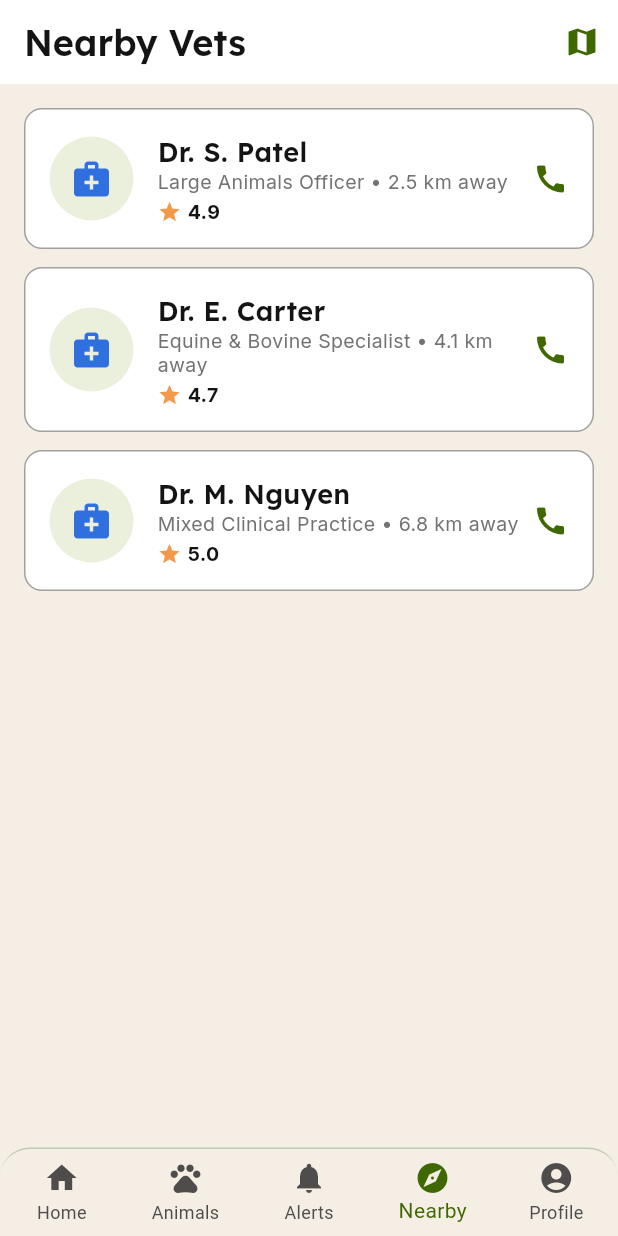
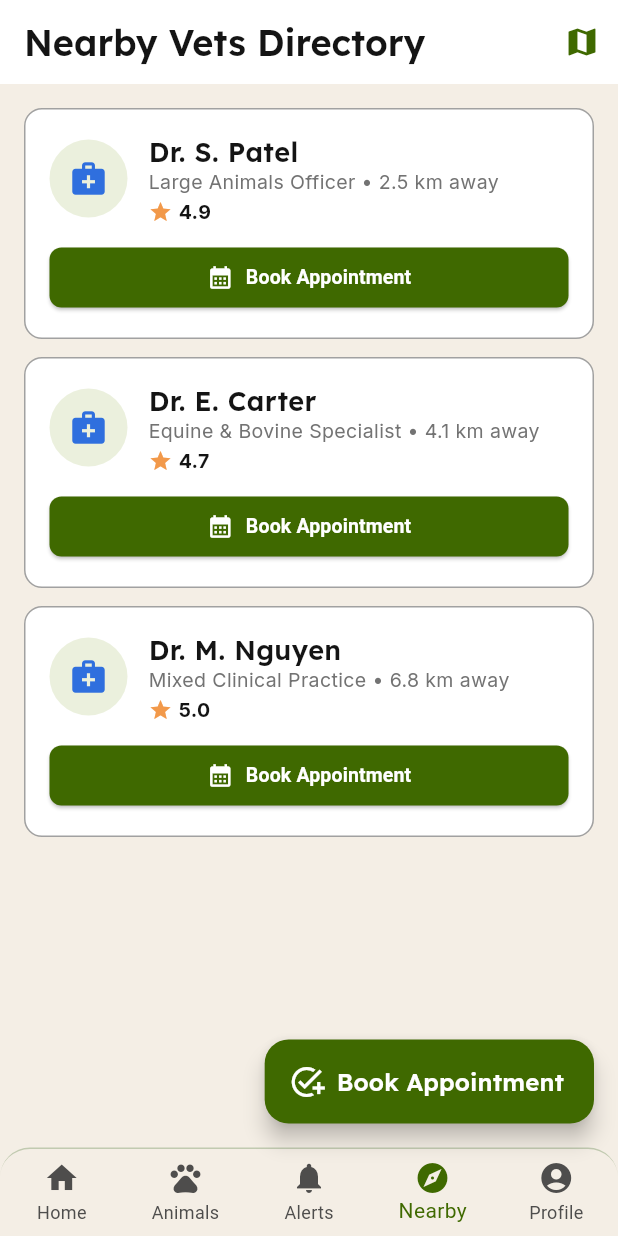
Before and after one commit to omrajput14/vetra, a Flutter app: the NearbyVetsPage screen opened by its route, on a phone screen of 412 x 824 dp. Run offline on Flutter 3.47's test engine with Material 3 defaults, Android fonts, the light colour scheme and no system bars; our stand-ins replace dio, flutter_riverpod, flutter_secure_storage, go_router, google_fonts; accounts and stored records are empty; network calls fail.

Commit message:
feat(farmer): wire appointment booking entry points across Nearby Vets, Farmer Dashboard, and VetCard

```diff
--- a/lib/core/design_system/cards/vet_card.dart
+++ b/lib/core/design_system/cards/vet_card.dart
@@ -8,6 +8,8 @@ class VetCard extends StatelessWidget {
   final String designation;
   final String distance;
   final double rating;
+  final VoidCallback? onBookTap;
+  final VoidCallback? onTap;
 
   const VetCard({
     super.key,
@@ -15,25 +17,31 @@ class VetCard extends StatelessWidget {
     required this.designation,
     required this.distance,
     required this.rating,
+    this.onBookTap,
+    this.onTap,
   });
 
   @override
   Widget build(BuildContext context) {
-    return Container(
+    return GestureDetector(
+      onTap: onTap ?? onBookTap,
+      child: Container(
         padding: const EdgeInsets.all(16),
         decoration: BoxDecoration(
           color: AppColors.surfaceCard,
           borderRadius: BorderRadius.circular(AppSpacing.radiusMd),
           border: Border.all(color: AppColors.borderHairline),
         ),
-      child: Row(
+        child: Column(
+          children: [
+            Row(
               children: [
                 const CircleAvatar(
-            radius: 28,
+                  radius: 26,
                   backgroundColor: AppColors.surfaceContainer,
-            child: Icon(Icons.medical_services, color: AppColors.vetAccent, size: 28),
+                  child: Icon(Icons.medical_services, color: AppColors.vetAccent, size: 26),
                 ),
-          const SizedBox(width: 16),
+                const SizedBox(width: 14),
                 Expanded(
                   child: Column(
                     crossAxisAlignment: CrossAxisAlignment.start,
@@ -51,8 +59,28 @@ class VetCard extends StatelessWidget {
                     ],
                   ),
                 ),
-          const Icon(Icons.call, color: AppColors.primary),
               ],
+            ),
+            const SizedBox(height: 12),
+            Row(
+              children: [
+                Expanded(
+                  child: ElevatedButton.icon(
+                    style: ElevatedButton.styleFrom(
+                      backgroundColor: AppColors.primary,
+                      foregroundColor: Colors.white,
+                      padding: const EdgeInsets.symmetric(vertical: 10),
+                      shape: RoundedRectangleBorder(borderRadius: BorderRadius.circular(8)),
+                    ),
+                    icon: const Icon(Icons.calendar_month, size: 18),
+                    label: const Text('Book Appointment', style: TextStyle(fontWeight: FontWeight.bold, fontSize: 13)),
+                    onPressed: onBookTap ?? onTap,
+                  ),
+                ),
+              ],
+            ),
+          ],
+        ),
       ),
     );
   }
--- a/lib/core/router/app_router.dart
+++ b/lib/core/router/app_router.dart
@@ -383,7 +383,7 @@ class AppRouter {
       ),
       GoRoute(
         path: '/appointment-booking',
-        builder: (context, state) => const AppointmentBookingPage(),
+        builder: (context, state) => AppointmentBookingPage(extraData: state.extra),
       ),
       GoRoute(
         path: '/appointment-details',
--- a/lib/features/farmer/presentation/pages/nearby_vets_page.dart
+++ b/lib/features/farmer/presentation/pages/nearby_vets_page.dart
@@ -15,7 +15,7 @@ class NearbyVetsPage extends StatelessWidget {
       appBar: AppBar(
         backgroundColor: AppColors.surfaceCard,
         elevation: 0,
-        title: Text('Nearby Vets', style: AppTypography.screenTitle),
+        title: Text('Nearby Vets Directory', style: AppTypography.screenTitle),
         actions: [
           IconButton(
             icon: const Icon(Icons.map, color: AppColors.primary),
@@ -25,28 +25,37 @@ class NearbyVetsPage extends StatelessWidget {
       ),
       body: ListView(
         padding: const EdgeInsets.all(16),
-        children: const [
+        children: [
           VetCard(
             name: 'Dr. S. Patel',
             designation: 'Large Animals Officer',
             distance: '2.5 km away',
             rating: 4.9,
+            onBookTap: () => context.push('/appointment-booking', extra: {'vetName': 'Dr. S. Patel'}),
           ),
-          SizedBox(height: 12),
+          const SizedBox(height: 12),
           VetCard(
             name: 'Dr. E. Carter',
             designation: 'Equine & Bovine Specialist',
             distance: '4.1 km away',
             rating: 4.7,
+            onBookTap: () => context.push('/appointment-booking', extra: {'vetName': 'Dr. E. Carter'}),
           ),
-          SizedBox(height: 12),
+          const SizedBox(height: 12),
           VetCard(
             name: 'Dr. M. Nguyen',
             designation: 'Mixed Clinical Practice',
             distance: '6.8 km away',
             rating: 5.0,
+            onBookTap: () => context.push('/appointment-booking', extra: {'vetName': 'Dr. M. Nguyen'}),
           ),
         ],
+      ),
+      floatingActionButton: FloatingActionButton.extended(
+        backgroundColor: AppColors.primary,
+        icon: const Icon(Icons.add_task, color: Colors.white),
+        label: Text('Book Appointment', style: AppTypography.buttonLabel.copyWith(color: Colors.white)),
+        onPressed: () => context.push('/appointment-booking'),
       ),
       bottomNavigationBar: FarmerBottomNavigation(
         currentIndex: 3,
```
Also changed, not shown: lib/features/farmer/presentation/pages/farmer_dashboard_page.dart (+11 -2 lines), lib/features/shared/presentation/pages/appointment_booking_page.dart (+43 -5 lines). Lines whose indentation alone changed are shown as unchanged.
